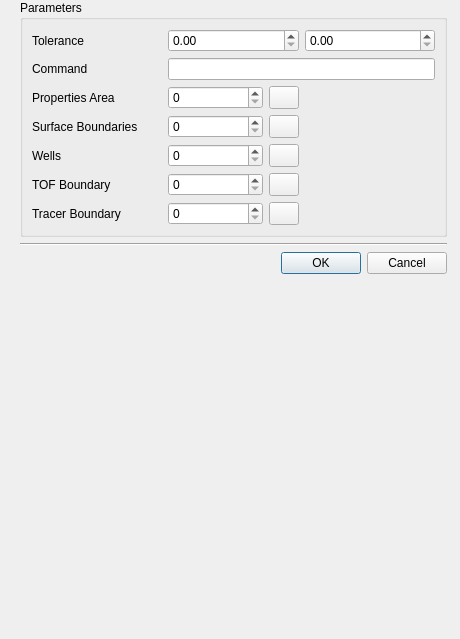
Qt form src/Apps/Simulator/FlowParametersBar.ui (jdms/rrm) before a commit.
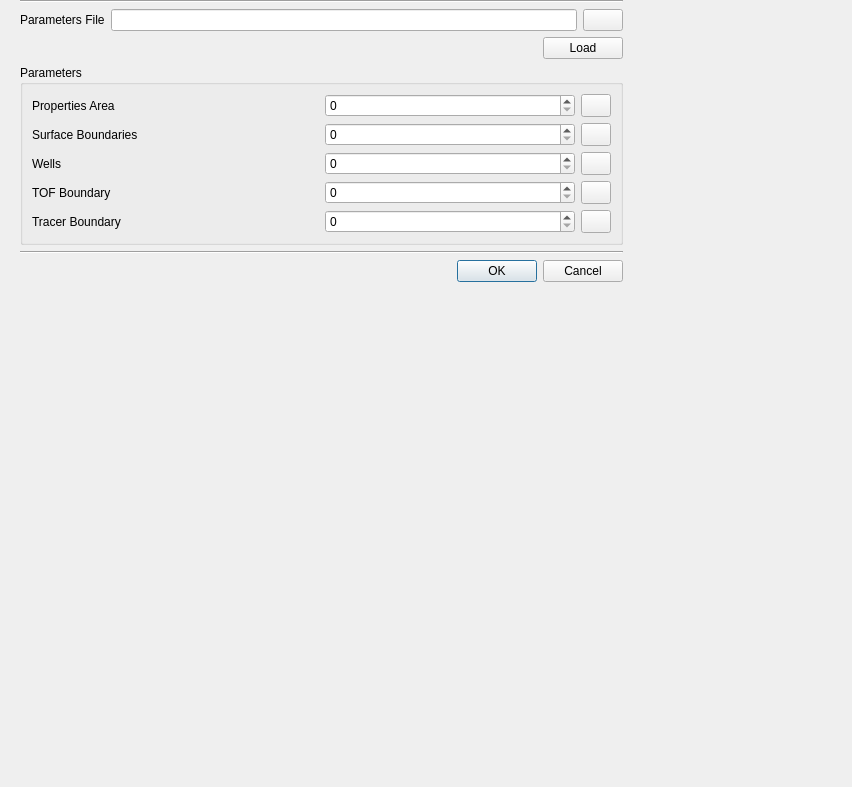
The same form after that commit.

Commit message: Integrating flow diagnostic

Patch:
```diff
--- a/src/Apps/Simulator/FlowParametersBar.ui
+++ b/src/Apps/Simulator/FlowParametersBar.ui
@@ -6,8 +6,8 @@
    <rect>
     <x>0</x>
     <y>0</y>
-    <width>460</width>
-    <height>639</height>
+    <width>852</width>
+    <height>787</height>
    </rect>
   </property>
   <property name="sizePolicy">
@@ -24,11 +24,63 @@
     <rect>
      <x>20</x>
      <y>0</y>
-     <width>427</width>
+     <width>603</width>
      <height>590</height>
     </rect>
    </property>
    <layout class="QVBoxLayout" name="vl_mainlayout">
+    <item>
+     <widget class="Line" name="ln_sidebar">
+      <property name="orientation">
+       <enum>Qt::Horizontal</enum>
+      </property>
+     </widget>
+    </item>
+    <item>
+     <layout class="QHBoxLayout" name="hl_fileparameters">
+      <item>
+       <widget class="QLabel" name="lb_inputparameters">
+        <property name="text">
+         <string>Parameters File</string>
+        </property>
+       </widget>
+      </item>
+      <item>
+       <widget class="QLineEdit" name="edt_inputparameters"/>
+      </item>
+      <item>
+       <widget class="QPushButton" name="btn_inputparameters">
+        <property name="text">
+         <string/>
+        </property>
+       </widget>
+      </item>
+     </layout>
+    </item>
+    <item>
+     <layout class="QHBoxLayout" name="horizontalLayout_4">
+      <item>
+       <spacer name="horizontalSpacer">
+        <property name="orientation">
+         <enum>Qt::Horizontal</enum>
+        </property>
+        <property name="sizeHint" stdset="0">
+         <size>
+          <width>40</width>
+          <height>20</height>
+         </size>
+        </property>
+       </spacer>
+      </item>
+      <item>
+       <widget class="QPushButton" name="btn_loadparameterfile">
+        <property name="text">
+         <string>Load</string>
+        </property>
+       </widget>
+      </item>
+     </layout>
+    </item>
     <item>
      <widget class="QGroupBox" name="gb_parameters">
       <property name="title">
@@ -40,7 +92,7 @@
       <layout class="QVBoxLayout" name="verticalLayout_2">
        <item>
         <layout class="QGridLayout" name="gridLayout">
-         <item row="3" column="2">
+         <item row="0" column="2">
           <layout class="QHBoxLayout" name="horizontalLayout">
            <item>
             <widget class="QSpinBox" name="sp_nopermeabilityvalues"/>
@@ -60,7 +112,7 @@
            </item>
           </layout>
          </item>
-         <item row="5" column="2">
+         <item row="2" column="2">
           <layout class="QHBoxLayout" name="horizontalLayout_5">
            <item>
             <widget class="QSpinBox" name="sp_nowells"/>
@@ -80,7 +132,7 @@
            </item>
           </layout>
          </item>
-         <item row="6" column="2">
+         <item row="3" column="2">
           <layout class="QHBoxLayout" name="horizontalLayout_7">
            <item>
             <widget class="QSpinBox" name="sp_notfboundaryvalues"/>
@@ -100,85 +152,42 @@
            </item>
           </layout>
          </item>
-         <item row="7" column="2">
-          <layout class="QHBoxLayout" name="horizontalLayout_8">
-           <item>
-            <widget class="QSpinBox" name="sp_notrboundaryvalues"/>
-           </item>
-           <item>
-            <widget class="QPushButton" name="btn_trboundaryvalues">
-             <property name="maximumSize">
-              <size>
-               <width>30</width>
-               <height>30</height>
-              </size>
-             </property>
-             <property name="text">
-              <string/>
-             </property>
-            </widget>
-           </item>
-          </layout>
-         </item>
-         <item row="5" column="1">
+         <item row="2" column="1">
           <widget class="QLabel" name="lb_wells">
            <property name="text">
             <string>Wells</string>
            </property>
           </widget>
          </item>
-         <item row="4" column="1">
+         <item row="1" column="1">
           <widget class="QLabel" name="lb_boundaries">
            <property name="text">
             <string>Surface Boundaries</string>
            </property>
           </widget>
          </item>
-         <item row="3" column="1">
+         <item row="0" column="1">
           <widget class="QLabel" name="lb_permeability">
            <property name="text">
             <string>Properties Area</string>
            </property>
           </widget>
          </item>
-         <item row="7" column="1">
+         <item row="4" column="1">
           <widget class="QLabel" name="lb_trboundary">
            <property name="text">
             <string>Tracer Boundary</string>
            </property>
           </widget>
          </item>
-         <item row="1" column="1">
-          <widget class="QLabel" name="lb_tetgencmd">
-           <property name="text">
-            <string>Command</string>
-           </property>
-          </widget>
-         </item>
-         <item row="0" column="1">
-          <widget class="QLabel" name="lb_tolerance1">
-           <property name="text">
-            <string>Tolerance</string>
-           </property>
-          </widget>
-         </item>
-         <item row="6" column="1">
+         <item row="3" column="1">
           <widget class="QLabel" name="lb_tfboundary">
            <property name="text">
             <string>TOF Boundary</string>
            </property>
           </widget>
          </item>
-         <item row="0" column="3">
-          <widget class="QDoubleSpinBox" name="dsp_tolerance2"/>
-         </item>
-         <item row="1" column="2" colspan="2">
-          <widget class="QLineEdit" name="edt_tetgencommand"/>
-         </item>
-         <item row="0" column="2">
-          <widget class="QDoubleSpinBox" name="dsp_tolerance1"/>
-         </item>
-         <item row="4" column="2">
+         <item row="1" column="2">
           <layout class="QHBoxLayout" name="horizontalLayout_2">
            <item>
             <layout class="QHBoxLayout" name="horizontalLayout_3">
@@ -202,13 +211,33 @@
            </item>
           </layout>
          </item>
+         <item row="4" column="2">
+          <layout class="QHBoxLayout" name="horizontalLayout_8">
+           <item>
+            <widget class="QSpinBox" name="sp_notrboundaryvalues"/>
+           </item>
+           <item>
+            <widget class="QPushButton" name="btn_trboundaryvalues">
+             <property name="maximumSize">
+              <size>
+               <width>30</width>
+               <height>30</height>
+              </size>
+             </property>
+             <property name="text">
+              <string/>
+             </property>
+            </widget>
+           </item>
+          </layout>
+         </item>
         </layout>
        </item>
       </layout>
      </widget>
     </item>
     <item>
-     <widget class="Line" name="ln_sidebar">
+     <widget class="Line" name="line">
       <property name="orientation">
        <enum>Qt::Horizontal</enum>
       </property>
```
The commit also changes 27 other files.
